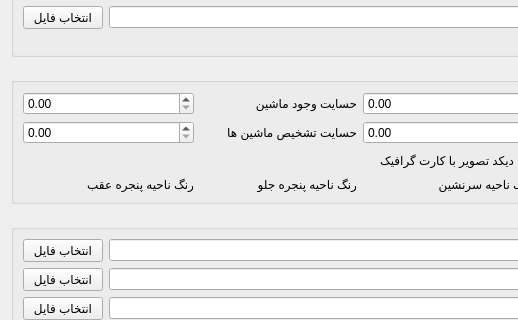
This is appsettingsdialog.ui in pouya-codes/OccuptantDetector as Qt 5 draws it before an edit; both pictures show x 0 to 518 and y 95 to 415 of the 733 by 553 pixel window. The edited form follows.
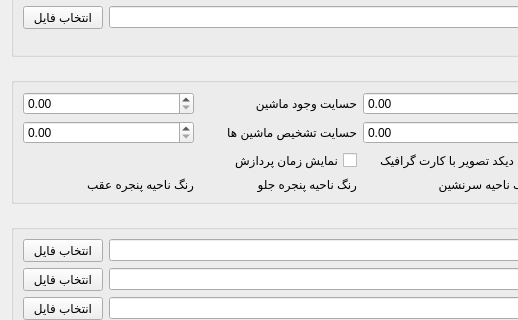
This is the edited form. Custom widgets are drawn as their Qt base class.

```diff
--- a/appsettingsdialog.ui
+++ b/appsettingsdialog.ui
@@ -290,6 +290,20 @@
         </item>
        </layout>
       </item>
+      <item row="2" column="1">
+       <layout class="QHBoxLayout" name="horizontalLayout_6">
+        <item>
+         <widget class="QCheckBox" name="cb_show_time">
+          <property name="layoutDirection">
+           <enum>Qt::RightToLeft</enum>
+          </property>
+          <property name="text">
+           <string>نمایش زمان پردازش</string>
+          </property>
+         </widget>
+        </item>
+       </layout>
+      </item>
      </layout>
     </widget>
    </item>
```
Left out of the diff: 182 changed lines with no effect on the pictures.
